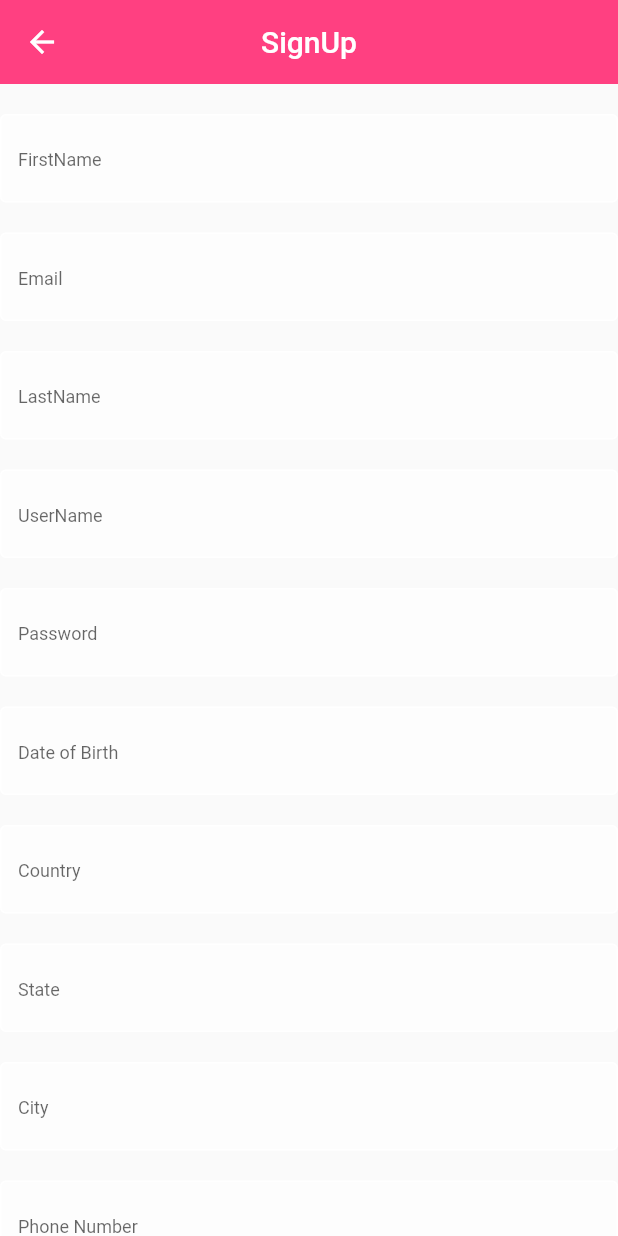
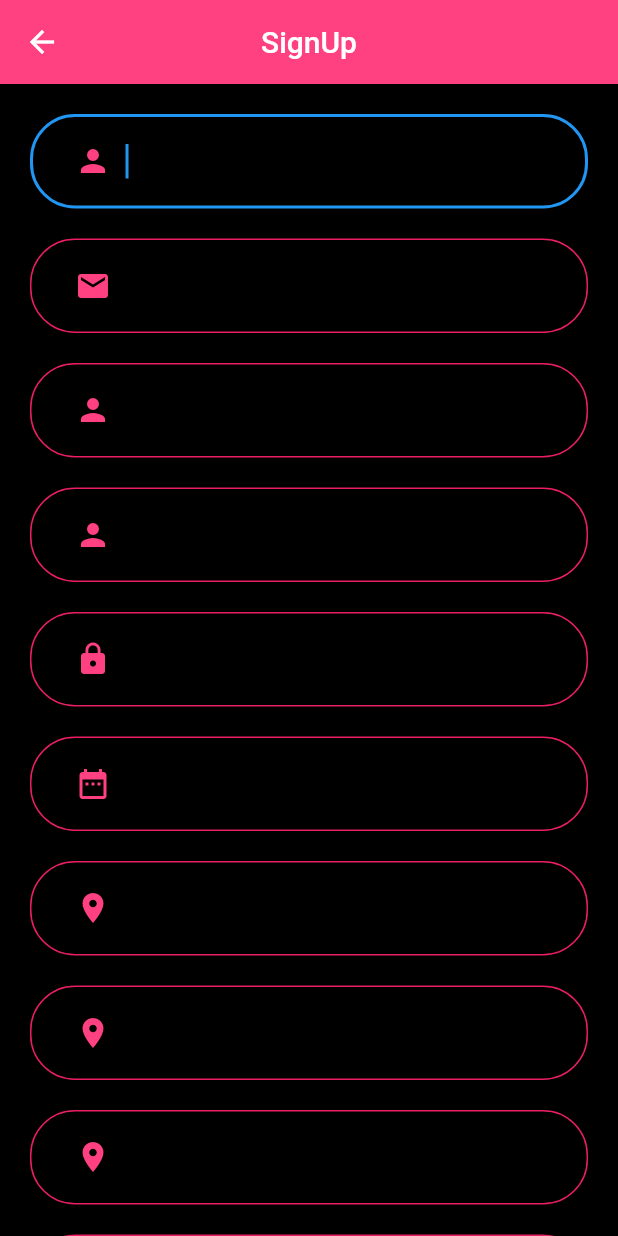
Before and after one commit to anonymous-plutocrat/KwikPass, a Flutter app: the SignUp screen opened directly, on a phone screen of 412 x 824 dp. Run offline on Flutter 3.47's test engine with Material 2 defaults, Android fonts, the phone set to English and light mode, and no system bars; our stand-ins replace firebase_auth, google_sign_in; missing offline and left inert: flutter_rave; accounts and stored records are empty.

```diff
--- a/lib/UIs/authUI/signupscreen.dart
+++ b/lib/UIs/authUI/signupscreen.dart
@@ -34,7 +34,7 @@ class _SignUpState extends State<SignUp> {
   @override
   Widget build(BuildContext context) {
     return Scaffold(
-      // backgroundColor: Colors.white,
+      backgroundColor: Colors.black,
       appBar: AppBar(
         backgroundColor: Colors.pinkAccent,
         elevation: 0,
@@ -48,136 +48,144 @@ class _SignUpState extends State<SignUp> {
               mainAxisAlignment: MainAxisAlignment.spaceAround,
             children: <Widget>[
             SizedBox(height: 20,),
-              TextFormField(
-                decoration: inputDecor.copyWith(hintText:'FirstName',hintStyle: TextStyle(fontSize: 12)),
+              CustomTextField(
+                hint: 'FirstName',
+                icon: Icon(Icons.person),
                 validator: (value){
                     if(value.isEmpty){
                       return 'Field cannot be empty';
                     }
                     return null;
                   },
-                onChanged: (value){
-                  setState(() => firstName = value);
+                  onSaved: (input) {
+                    firstName = input;
                 },
               ),
               SizedBox(height: 20,),
-              TextFormField(
-                decoration: inputDecor.copyWith(hintText:'Email',hintStyle: TextStyle(fontSize: 12)),
+              CustomTextField(
+                hint: 'E-mail',
+                icon: Icon(Icons.email),
                 validator: (value){
                     if(value.isEmpty){
                       return 'Field cannot be empty';
                     }
                     return null;
                   },
-                onChanged: (value){
-                  setState(() => email = value);
+                  onSaved: (input) {
+                    email = input;
                 },
               ),
               SizedBox(height: 20,),
-                TextFormField(
-                decoration: inputDecor.copyWith(hintText:'LastName',hintStyle: TextStyle(fontSize: 12)),
+                CustomTextField(
+                hint: 'Lastname',
+                icon: Icon(Icons.person),
                 validator: (value){
                     if(value.isEmpty){
                       return 'Field cannot be empty';
                     }
                     return null;
                   },
-                onChanged: (value){
-                  setState(() => lastName = value);
+                  onSaved: (input) {
+                    lastName = input;
                 },
               ),
               SizedBox(height: 20,),
-              TextFormField(
-                decoration: inputDecor.copyWith(hintText:'UserName',hintStyle: TextStyle(fontSize: 12)),
+              CustomTextField(
+                hint: 'Username',
+                icon: Icon(Icons.person),
                 validator: (value){
                     if(value.isEmpty){
                       return 'Field cannot be empty';
                     }
                     return null;
                   },
-                onChanged: (value){
-                  setState(() => userName = value);
+                  onSaved: (input) {
+                    userName = input;
                 },
               ),
                SizedBox(height: 20,),
-              TextFormField(
-                obscureText: true,
-                decoration: inputDecor.copyWith(hintText:'Password',hintStyle: TextStyle(fontSize: 12)),
+              CustomTextField(
+                obsecure: true,
+                hint: 'Password',
+                icon: Icon(Icons.lock),
                 validator: (value){
                     if(value.isEmpty){
                       return 'Field cannot be empty';
                     }
                     return null;
                   },
-                onChanged: (value){
-                  setState(() => password = value);
+                  onSaved: (input) {
+                    lastName = input;
                 },
               ),
               SizedBox(height: 20,),
-              TextFormField(
-                keyboardType: TextInputType.datetime,
-                decoration: inputDecor.copyWith(hintText:'Date of Birth',hintStyle: TextStyle(fontSize: 12)),
+              CustomTextField(
+                hint: 'Date of Birth',
+                icon: Icon(Icons.date_range),
                 validator: (value){
                     if(value.isEmpty){
                       return 'Field cannot be empty';
                     }
                     return null;
                   },
-                onChanged: (value){
-                  setState(() => dateOfBirth = value);
+                  onSaved: (input) {
+                    dateOfBirth = input;
                 },
               ),
               SizedBox(height: 20,),
-              TextFormField(
-                decoration: inputDecor.copyWith(hintText:'Country',hintStyle: TextStyle(fontSize: 12)),
+              CustomTextField(
+                hint: 'Country',
+                icon: Icon(Icons.place),
                 validator: (value){
                     if(value.isEmpty){
                       return 'Field cannot be empty';
                     }
                     return null;
                   },
-                onChanged: (value){
-                  setState(() => country = value);
+                  onSaved: (input) {
+                    lastName = input;
                 },
               ),
               SizedBox(height: 20,),
-              TextFormField(
-                decoration: inputDecor.copyWith(hintText:'State',hintStyle: TextStyle(fontSize: 12)),
+              CustomTextField(
+                hint: 'State',
+                icon: Icon(Icons.place),
                 validator: (value){
                     if(value.isEmpty){
                       return 'Field cannot be empty';
                     }
                     return null;
                   },
-                onChanged: (value){
-                  setState(() => state = value);
+                  onSaved: (input) {
+                    state = input;
                 },
               ),
               SizedBox(height: 20,),
-              TextFormField(
-                decoration: inputDecor.copyWith(hintText:'City',hintStyle: TextStyle(fontSize: 12)),
+              CustomTextField(
+                hint: 'City',
+                icon: Icon(Icons.place),
                 validator: (value){
                     if(value.isEmpty){
                       return 'Field cannot be empty';
                     }
                     return null;
                   },
-                onChanged: (value){
-                  setState(() => city = value);
+                  onSaved: (input) {
+                    city = input;
                 },
               ),
               SizedBox(height: 20,),
-              TextFormField(
-                keyboardType: TextInputType.phone,
-                decoration: inputDecor.copyWith(hintText:'Phone Number',hintStyle: TextStyle(fontSize: 12)),
+              CustomTextField(
+                hint: 'Phone Number',
+                icon: Icon(Icons.contact_phone),
                 validator: (value){
                     if(value.isEmpty){
                       return 'Field cannot be empty';
                     }
                     return null;
                   },
-                 onChanged: (value){
-                  setState(() => phoneNo = value);
+                  onSaved: (input) {
+                    phoneNo = input;
                 },
               ),
               SizedBox(height: 20,),
--- a/lib/UIs/payment.dart
+++ b/lib/UIs/payment.dart
@@ -63,8 +63,8 @@ class _PaymentState extends State<Payment> {
     );
   }
   _pay(BuildContext context){
-  final snackBar_onFailure = SnackBar(content: Text('Transaction Failed :('));
-  final snackBar_onClosed = SnackBar(content: Text('Transaction Closed !'));
+  final snackBar_onFailure = SnackBar(content: Text('Transaction Failed :('), backgroundColor: Colors.red,);
+  final snackBar_onClosed = SnackBar(content: Text('Transaction Closed !'), backgroundColor: Colors.amber,);
   final _rave = RaveCardPayment(
     isDemo: true,
     encKey:"FLWSECK_TEST1e7c4b1a45a8",
--- a/lib/main.dart
+++ b/lib/main.dart
@@ -1,5 +1,7 @@
 import 'package:flutter/material.dart';
 import 'package:road_to_flutter/UIs/authUI/signinscreen.dart';
+import 'package:road_to_flutter/UIs/authUI/signupscreen.dart';
+// import 'package:road_to_flutter/UIs/authUI/signinscreen.dart';
 import 'package:road_to_flutter/UIs/payment.dart';
 // import 'package:road_to_flutter/UIs/homescreen.dart';
 // import 'package:road_to_flutter/UIs/authUI/signinscreen.dart';
@@ -31,6 +33,6 @@ class _MyHomePageState extends State<MyHomePage> {
 
   @override
   Widget build(BuildContext context) {
-    return Payment();
+    return SignIn();
   }
 }
--- a/lib/shared/inputDecor.dart
+++ b/lib/shared/inputDecor.dart
@@ -1,12 +1,57 @@
 import 'package:flutter/material.dart';
 
-const inputDecor = InputDecoration(
-  fillColor: Colors.white54,
-  filled: true,
-  enabledBorder: OutlineInputBorder(
-    borderSide: BorderSide(color: Colors.white)
-  ),
-  focusedBorder:  OutlineInputBorder(
-    borderSide: BorderSide(color: Colors.white),
-  )
-);
+class CustomTextField extends StatelessWidget {
+  CustomTextField(
+      {this.icon,
+      this.hint,
+      this.obsecure = false,
+      this.validator,
+      this.onSaved});
+  final FormFieldSetter<String> onSaved;
+  final Icon icon;
+  final String hint;
+  final bool obsecure;
+  final FormFieldValidator<String> validator;
+  // sValueChanged<String> onChanged;
+  @override
+  Widget build(BuildContext context) {
+    return Container(
+      padding: EdgeInsets.only(left: 20, right: 20),
+      child: TextFormField(
+        onSaved: onSaved,
+        validator: validator,
+        autofocus: true,
+        obscureText: obsecure,
+        style: TextStyle(
+          fontSize: 20,
+        ),
+        decoration: InputDecoration(
+          // fillColor: Colors.white,
+          // filled: true,
+            hintStyle: TextStyle(fontSize: 18),
+            hintText: hint,
+            enabledBorder: OutlineInputBorder(
+              borderRadius: BorderRadius.circular(30),
+              borderSide: BorderSide(
+                color: Colors.pink,
+                width: 1,
+              ),
+            ),
+            border: OutlineInputBorder(
+              borderRadius: BorderRadius.circular(30),
+              borderSide: BorderSide(
+                color: Colors.pinkAccent,
+                width: 1,
+              ),
+            ),
+            prefixIcon: Padding(
+              child: IconTheme(
+                data: IconThemeData(color: Colors.pinkAccent),
+                child: icon,
+              ),
+              padding: EdgeInsets.only(left: 30, right: 10),
+            )),
+      ),
+    );
+  }
+}
```
Also changed, not shown: lib/UIs/authUI/signinscreen.dart (+12 -18 lines). Lines whose indentation alone changed are shown as unchanged.
